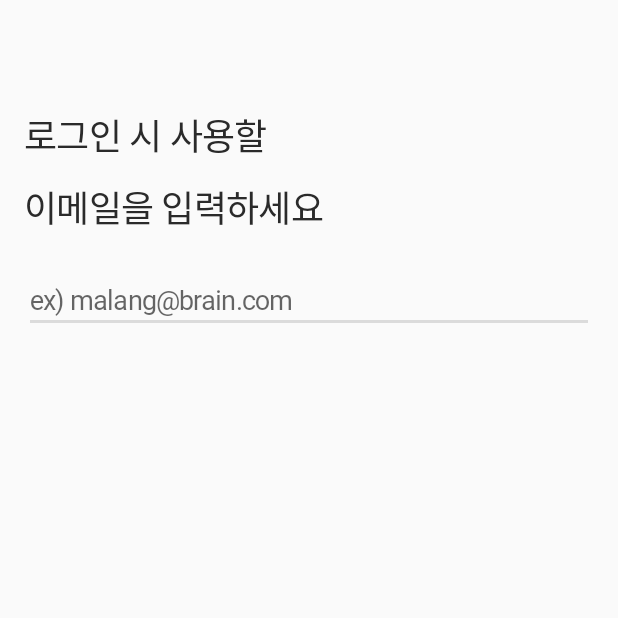
After one commit to SangleProject/Sangle_Android, an Android app: the fragment EmailFragment shown on its own in the app's theme, on a phone screen of 412 x 824 dp, the top half of it. The commit adds this screen. Run offline under Robolectric (Android 15) with nearby library versions, the phone set to English and light mode, and no system bars.

Commit message:
FontFamily 조정

```diff
--- a/app/src/main/java/org/three/minutes/login/ui/MainActivity.kt
+++ b/app/src/main/java/org/three/minutes/login/ui/MainActivity.kt
@@ -16,11 +16,10 @@ import org.three.minutes.util.keyBoardObserve
 class MainActivity : AppCompatActivity() {
 
     private lateinit var mImm : InputMethodManager
-    private lateinit var binding: ActivityMainBinding
 
     override fun onCreate(savedInstanceState: Bundle?) {
         super.onCreate(savedInstanceState)
-        binding = DataBindingUtil.setContentView(this,
+        val binding : ActivityMainBinding = DataBindingUtil.setContentView(this@MainActivity,
             R.layout.activity_main
         )
         binding.activity = this
--- /dev/null
+++ b/app/src/main/java/org/three/minutes/signup/ui/EmailFragment.kt
@@ -0,0 +1,33 @@
+package org.three.minutes.signup.ui
+
+import android.content.Context
+import android.os.Bundle
+import androidx.fragment.app.Fragment
+import android.view.LayoutInflater
+import android.view.View
+import android.view.ViewGroup
+import org.three.minutes.R
+
+
+class EmailFragment : Fragment() {
+
+    private lateinit var mContext : Context
+
+    override fun onCreate(savedInstanceState: Bundle?) {
+        super.onCreate(savedInstanceState)
+    }
+
+    override fun onAttach(context: Context) {
+        super.onAttach(context)
+        mContext = context
+    }
+
+    override fun onCreateView(
+        inflater: LayoutInflater, container: ViewGroup?,
+        savedInstanceState: Bundle?
+    ): View? {
+
+        return inflater.inflate(R.layout.fragment_email, container, false)
+    }
+
+}
--- /dev/null
+++ b/app/src/main/res/layout/fragment_email.xml
@@ -0,0 +1,40 @@
+<?xml version="1.0" encoding="utf-8"?>
+<androidx.constraintlayout.widget.ConstraintLayout
+    xmlns:android="http://schemas.android.com/apk/res/android"
+    xmlns:app="http://schemas.android.com/apk/res-auto"
+    xmlns:tools="http://schemas.android.com/tools"
+    android:layout_width="match_parent"
+    android:layout_height="match_parent"
+    tools:ignore="HardcodedText">
+
+    <TextView
+        android:id="@+id/txt_1"
+        style="@style/H1_24pt_Regular"
+        android:layout_width="wrap_content"
+        android:layout_height="wrap_content"
+        android:layout_marginStart="16dp"
+        android:layout_marginTop="72dp"
+        android:text="로그인 시 사용할\n이메일을 입력하세요"
+        android:textColor="@color/black_100"
+        app:layout_constraintStart_toStartOf="parent"
+        app:layout_constraintTop_toTopOf="parent"
+         />
+
+    <EditText
+        android:id="@+id/email_edt"
+        style="@style/H4_18pt_Light"
+        android:layout_width="0dp"
+        android:layout_height="wrap_content"
+        android:layout_marginTop="24dp"
+        android:layout_marginEnd="16dp"
+        android:backgroundTint="@color/black_20"
+        android:hint="ex) malang@brain.com"
+        android:lines="1"
+        android:textColor="@color/black_100"
+        android:inputType="textEmailAddress"
+        app:layout_constraintEnd_toEndOf="parent"
+        app:layout_constraintStart_toStartOf="@+id/txt_1"
+        app:layout_constraintTop_toBottomOf="@+id/txt_1"
+        android:importantForAutofill="no"/>
+
+</androidx.constraintlayout.widget.ConstraintLayout>
--- a/app/src/main/res/values/colors.xml
+++ b/app/src/main/res/values/colors.xml
@@ -4,6 +4,7 @@
     <color name="colorPrimaryDark">#3700B3</color>
     <color name="colorAccent">#03DAC5</color>
     <color name="black">#000000</color>
+    <color name="black_100">#2a2a2a</color>
     <color name="black_80">#434343</color>
     <color name ="black_60">#868686</color>
     <color name="black_20">#dbdbdb</color>
--- a/app/src/main/res/values/strings.xml
+++ b/app/src/main/res/values/strings.xml
@@ -1,3 +1,5 @@
 <resources>
     <string name="app_name">ThreeMinutes</string>
+    <!-- TODO: Remove or change this placeholder text -->
+    <string name="hello_blank_fragment">Hello blank fragment</string>
 </resources>
```
Also changed, not shown: app/build.gradle (+5 -2 lines), app/src/main/res/drawable/ic_cancle.xml (added, +10 -0 lines), app/src/main/res/layout/activity_main.xml (+7 -14 lines), app/src/main/res/layout/activity_signup.xml (+58 -19 lines), app/src/main/res/values/styles.xml (+37 -6 lines).
